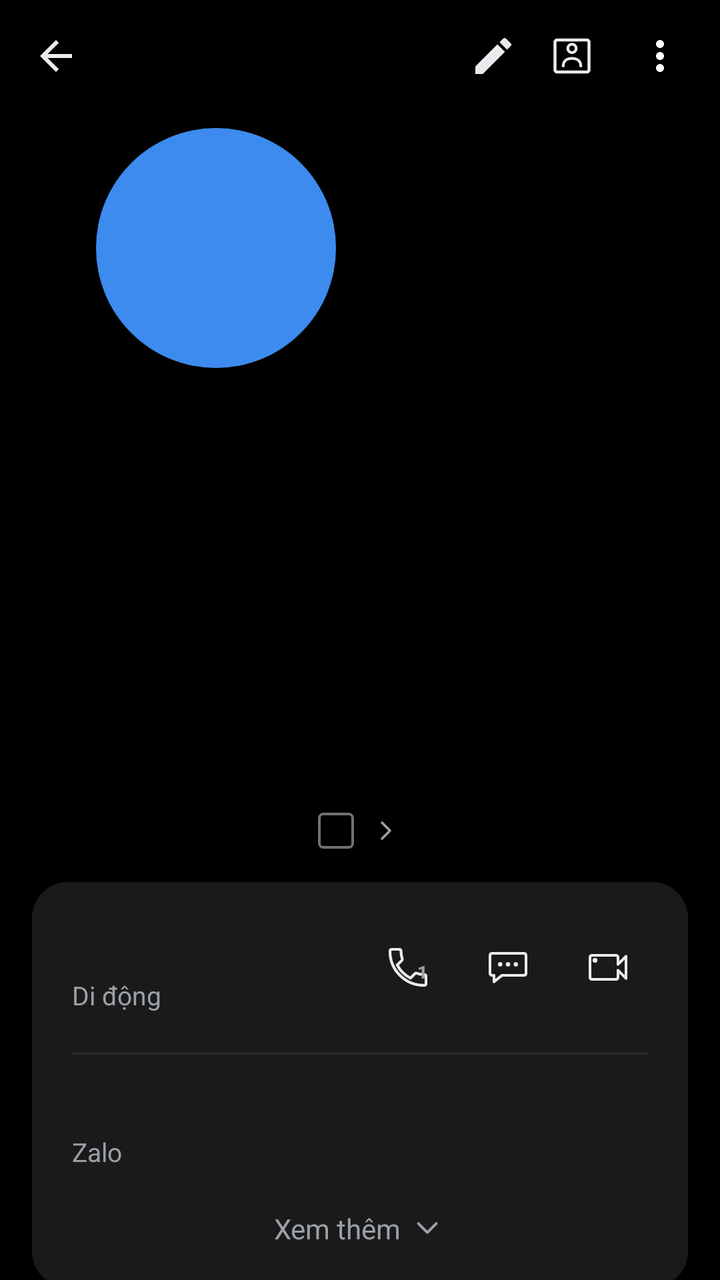
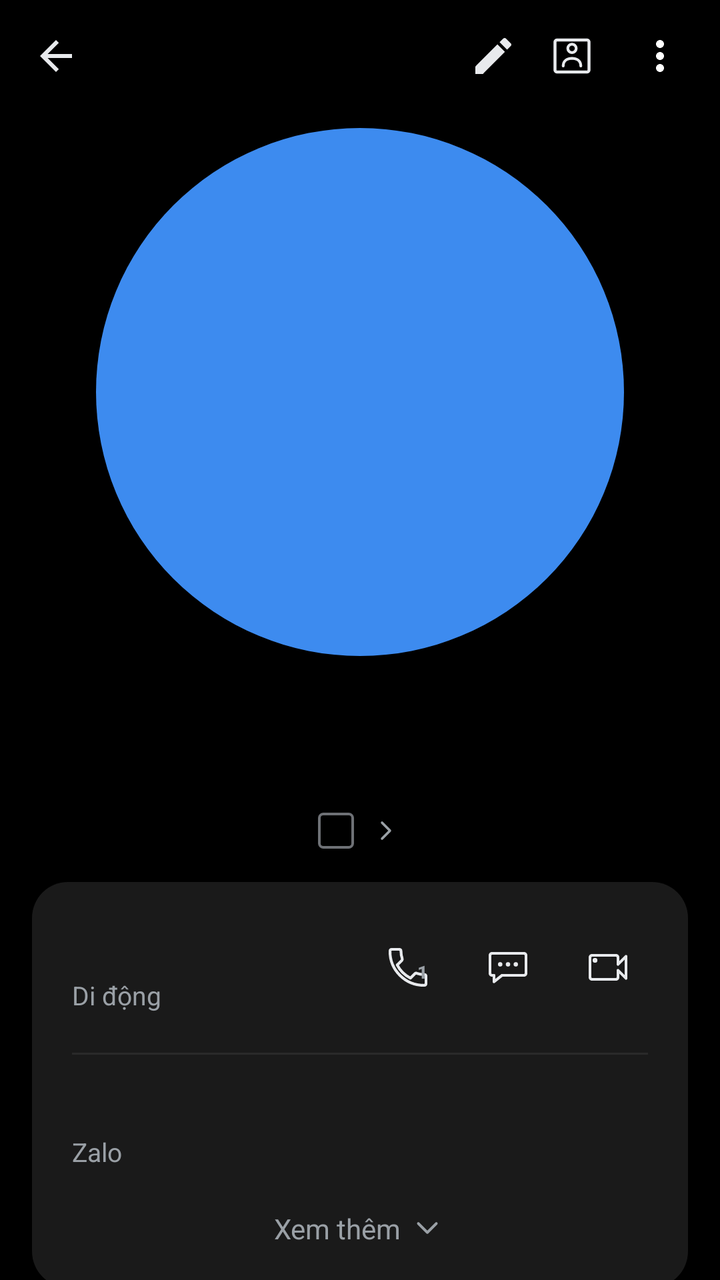

An Android layout rendered at two revisions. The XML below is the earlier revision; the diff shows what the commit changed to produce the second picture.
<!-- AndroidManifest.xml: application theme Theme.SimpleCall -->
<!-- res/layout/fragment_call_history.xml -->
<?xml version="1.0" encoding="utf-8"?>
<LinearLayout xmlns:android="http://schemas.android.com/apk/res/android"
    xmlns:app="http://schemas.android.com/apk/res-auto"
    android:layout_width="match_parent"
    android:layout_height="match_parent"
    android:orientation="vertical"
    android:background="@color/bg">

    
    <LinearLayout
        android:layout_width="match_parent" android:layout_height="56dp"
        android:orientation="horizontal" android:gravity="center_vertical"
        android:paddingStart="4dp" android:paddingEnd="8dp">

        <ImageButton android:id="@+id/btnBack"
            android:layout_width="48dp" android:layout_height="48dp"
            android:background="@android:color/transparent"
            android:src="@drawable/ic_arrow_back"
            android:contentDescription="Quay lại" />

        <Space android:layout_width="0dp" android:layout_height="1dp" android:layout_weight="1" />

        <ImageButton android:id="@+id/btnEdit"
            android:layout_width="35dp" android:layout_height="35dp"
            android:background="@android:color/transparent"
            android:src="@drawable/ic_edit"
            android:contentDescription="Sửa" />

        <ImageButton android:id="@+id/btnContactCard"
            android:layout_width="44dp" android:layout_height="44dp"
            android:background="@android:color/transparent"
            android:src="@drawable/ic_contact_card"
            android:contentDescription="Thẻ liên hệ" />

        <ImageButton android:id="@+id/btnMore"
            android:layout_width="44dp" android:layout_height="44dp"
            android:background="@android:color/transparent"
            android:src="@drawable/ic_more_vert"
            android:contentDescription="Thêm" />
    </LinearLayout>

    <ScrollView
        android:layout_width="match_parent" android:layout_height="0dp"
        android:layout_weight="1"
        android:clipToPadding="false"
        android:paddingBottom="24dp">

        <LinearLayout
            android:layout_width="match_parent" android:layout_height="wrap_content"
            android:orientation="vertical">

            
            <FrameLayout
                android:layout_width="264dp" android:layout_height="264dp"
                android:layout_gravity="center_horizontal"
                android:layout_marginTop="8dp">

                <TextView android:id="@+id/tvAvatar"
                    android:layout_width="120dp" android:layout_height="120dp"
                    android:background="@drawable/bg_avatar_circle"
                    android:gravity="center"
                    android:textSize="48sp" android:textColor="@color/white"
                    android:fontFamily="sans-serif-medium" />

                <ImageView android:id="@+id/ivDefaultAvatar"
                    android:layout_width="120dp" android:layout_height="120dp"
                    android:background="@drawable/bg_avatar_default"
                    android:src="@drawable/ic_person"
                    android:scaleType="center"
                    android:padding="30dp"
                    app:tint="@color/white"
                    android:visibility="gone"
                    android:contentDescription="@string/contact_photo" />
            </FrameLayout>

            
            <TextView android:id="@+id/tvTitle"
                android:layout_width="wrap_content" android:layout_height="wrap_content"
                android:layout_gravity="center_horizontal"
                android:layout_marginTop="16dp"
                android:layout_marginStart="32dp" android:layout_marginEnd="32dp"
                android:gravity="center"
                android:textSize="39sp" android:textStyle="bold"
                android:textColor="@color/text_primary"
                android:fontFamily="sans-serif-medium" />

            
            <LinearLayout android:id="@+id/rowSimDefault"
                android:layout_width="wrap_content" android:layout_height="wrap_content"
                android:layout_gravity="center_horizontal"
                android:layout_marginTop="10dp"
                android:orientation="horizontal" android:gravity="center_vertical"
                android:clickable="true" android:focusable="true">

                <TextView android:id="@+id/tvSimBadge"
                    android:layout_width="18dp" android:layout_height="18dp"
                    android:background="@drawable/bg_sim_badge"
                    android:gravity="center"
                    android:textSize="11sp" android:textColor="@color/text_secondary" />

                <TextView android:id="@+id/tvSubtitle"
                    android:layout_width="wrap_content" android:layout_height="wrap_content"
                    android:layout_marginStart="6dp"
                    android:textSize="14sp" android:textColor="@color/text_secondary" />

                <ImageView
                    android:layout_width="16dp" android:layout_height="16dp"
                    android:layout_marginStart="2dp"
                    android:src="@drawable/ic_chevron_right" />
            </LinearLayout>

            
            <LinearLayout
                android:layout_width="match_parent" android:layout_height="wrap_content"
                android:layout_margin="16dp"
                android:orientation="vertical"
                android:background="@drawable/bg_card_rounded"
                android:padding="20dp">

                <LinearLayout
                    android:layout_width="match_parent" android:layout_height="wrap_content"
                    android:orientation="horizontal" android:gravity="center_vertical">

                    <LinearLayout
                        android:layout_width="0dp" android:layout_height="wrap_content"
                        android:layout_weight="1" android:orientation="vertical">

                        <TextView android:id="@+id/tvNumber"
                            android:layout_width="wrap_content" android:layout_height="wrap_content"
                            android:textSize="19sp" android:textColor="@color/text_primary" />

                        <TextView android:id="@+id/tvNumberType"
                            android:layout_width="wrap_content" android:layout_height="wrap_content"
                            android:layout_marginTop="2dp"
                            android:text="@string/number_type_mobile"
                            android:textSize="13sp" android:textColor="@color/text_secondary" />
                    </LinearLayout>

                    
                    <FrameLayout
                        android:layout_width="40dp"
                        android:layout_height="40dp">
                        <ImageButton android:id="@+id/btnCallRow"
                            android:layout_width="match_parent"
                            android:layout_height="match_parent"
                            android:background="@android:color/transparent"
                            android:src="@drawable/ic_call_outline"
                            android:contentDescription="@string/call" />
                        
                        <TextView
                            android:id="@+id/tvCallSimNum"
                            android:layout_width="wrap_content"
                            android:layout_height="wrap_content"
                            android:layout_gravity="top|end"
                            android:layout_marginTop="16dp"
                            android:layout_marginEnd="10dp"
                            android:text="1"
                            android:textSize="9sp"
                            android:textStyle="bold"
                            android:textColor="@color/text_secondary"
                            android:fontFamily="sans-serif-medium" />
                    </FrameLayout>

                    <ImageButton android:id="@+id/btnMessageRow"
                        android:layout_width="40dp" android:layout_height="40dp"
                        android:layout_marginStart="10dp"
                        android:background="@android:color/transparent"
                        android:src="@drawable/ic_message_outline"
                        android:contentDescription="Nhắn tin" />

                    <ImageButton android:id="@+id/btnVideoRow"
                        android:layout_width="40dp" android:layout_height="40dp"
                        android:layout_marginStart="10dp"
                        android:background="@android:color/transparent"
                        android:src="@drawable/ic_video_call_outline"
                        android:contentDescription="Video call" />
                </LinearLayout>

                <View android:id="@+id/divBeforeZalo"
                    android:layout_width="match_parent" android:layout_height="1dp"
                    android:layout_marginTop="20dp" android:layout_marginBottom="16dp"
                    android:background="@color/divider" />

                <LinearLayout android:id="@+id/rowZalo"
                    android:layout_width="match_parent" android:layout_height="wrap_content"
                    android:orientation="vertical"
                    android:clickable="true" android:focusable="true">

                    <TextView android:id="@+id/tvZalo"
                        android:layout_width="wrap_content" android:layout_height="wrap_content"
                        android:textSize="16sp" android:textColor="@color/text_primary" />

                    <TextView
                        android:layout_width="wrap_content" android:layout_height="wrap_content"
                        android:layout_marginTop="2dp"
                        android:text="Zalo"
                        android:textSize="13sp" android:textColor="@color/text_secondary" />
                </LinearLayout>

                <LinearLayout android:id="@+id/rowSeeMore"
                    android:layout_width="match_parent" android:layout_height="wrap_content"
                    android:layout_marginTop="20dp"
                    android:orientation="horizontal" android:gravity="center"
                    android:clickable="true" android:focusable="true">

                    <TextView
                        android:layout_width="wrap_content" android:layout_height="wrap_content"
                        android:text="Xem thêm"
                        android:textSize="14sp" android:textColor="@color/text_secondary" />

                    <ImageView
                        android:layout_width="18dp" android:layout_height="18dp"
                        android:layout_marginStart="4dp"
                        android:src="@drawable/ic_chevron_down" />
                </LinearLayout>
            </LinearLayout>

            
            <LinearLayout android:id="@+id/rowMeet"
                android:layout_width="match_parent" android:layout_height="wrap_content"
                android:layout_marginStart="16dp" android:layout_marginEnd="16dp"
                android:orientation="horizontal" android:gravity="center_vertical"
                android:background="@drawable/bg_card_rounded"
                android:padding="20dp"
                android:clickable="true" android:focusable="true">

                <TextView
                    android:layout_width="0dp" android:layout_height="wrap_content"
                    android:layout_weight="1"
                    android:text="Meet"
                    android:textSize="16sp" android:textColor="@color/text_primary" />

                <ImageView
                    android:layout_width="20dp" android:layout_height="20dp"
                    android:src="@drawable/ic_chevron_right" />
            </LinearLayout>

            
            <LinearLayout
                android:layout_width="match_parent" android:layout_height="wrap_content"
                android:layout_margin="16dp"
                android:orientation="vertical"
                android:background="@drawable/bg_card_rounded">

                <LinearLayout android:id="@+id/rowCallSummary"
                    android:layout_width="match_parent" android:layout_height="wrap_content"
                    android:orientation="horizontal" android:gravity="center_vertical"
                    android:padding="20dp"
                    android:clickable="true" android:focusable="true">

                    <TextView
                        android:layout_width="0dp" android:layout_height="wrap_content"
                        android:layout_weight="1"
                        android:text="Tóm tắt cuộc gọi"
                        android:textSize="16sp" android:textColor="@color/text_primary" />

                    <ImageView
                        android:layout_width="20dp" android:layout_height="20dp"
                        android:src="@drawable/ic_chevron_right" />
                </LinearLayout>

                <View
                    android:layout_width="match_parent" android:layout_height="1dp"
                    android:layout_marginStart="20dp" android:layout_marginEnd="20dp"
                    android:background="@color/divider" />

                <LinearLayout android:id="@+id/rowCallRecording"
                    android:layout_width="match_parent" android:layout_height="wrap_content"
                    android:orientation="horizontal" android:gravity="center_vertical"
                    android:padding="20dp"
                    android:clickable="true" android:focusable="true">

                    <TextView
                        android:layout_width="0dp" android:layout_height="wrap_content"
                        android:layout_weight="1"
                        android:text="Bản ghi âm cuộc gọi"
                        android:textSize="16sp" android:textColor="@color/text_primary" />

                    <ImageView
                        android:layout_width="20dp" android:layout_height="20dp"
                        android:src="@drawable/ic_chevron_right" />
                </LinearLayout>
            </LinearLayout>

            
            <LinearLayout android:id="@+id/cardAddContact"
                android:layout_width="match_parent" android:layout_height="wrap_content"
                android:layout_margin="16dp"
                android:orientation="vertical"
                android:background="@drawable/bg_card_rounded"
                android:visibility="gone">

                <LinearLayout android:id="@+id/rowCreateContact"
                    android:layout_width="match_parent" android:layout_height="wrap_content"
                    android:orientation="horizontal" android:gravity="center_vertical"
                    android:padding="20dp"
                    android:clickable="true" android:focusable="true">

                    <TextView
                        android:layout_width="0dp" android:layout_height="wrap_content"
                        android:layout_weight="1"
                        android:text="Tạo liên hệ mới"
                        android:textSize="16sp" android:textColor="@color/text_primary" />

                    <ImageView
                        android:layout_width="20dp" android:layout_height="20dp"
                        android:src="@drawable/ic_chevron_right" />
                </LinearLayout>

                <View
                    android:layout_width="match_parent" android:layout_height="1dp"
                    android:layout_marginStart="20dp" android:layout_marginEnd="20dp"
                    android:background="@color/divider" />

                <LinearLayout android:id="@+id/rowAddExisting"
                    android:layout_width="match_parent" android:layout_height="wrap_content"
                    android:orientation="horizontal" android:gravity="center_vertical"
                    android:padding="20dp"
                    android:clickable="true" android:focusable="true">

                    <TextView
                        android:layout_width="0dp" android:layout_height="wrap_content"
                        android:layout_weight="1"
                        android:text="Thêm vào liên lạc hiện có"
                        android:textSize="16sp" android:textColor="@color/text_primary" />

                    <ImageView
                        android:layout_width="20dp" android:layout_height="20dp"
                        android:src="@drawable/ic_chevron_right" />
                </LinearLayout>
            </LinearLayout>

            
            <LinearLayout
                android:layout_width="match_parent" android:layout_height="wrap_content"
                android:layout_marginStart="20dp" android:layout_marginEnd="12dp"
                android:layout_marginTop="8dp"
                android:orientation="horizontal" android:gravity="center_vertical">

                <TextView
                    android:layout_width="0dp" android:layout_height="wrap_content"
                    android:layout_weight="1"
                    android:text="Nhật ký cuộc gọi"
                    android:textSize="15sp" android:textColor="@color/text_secondary" />

                <TextView android:id="@+id/btnClearLog"
                    android:layout_width="wrap_content" android:layout_height="wrap_content"
                    android:text="Xóa"
                    android:textSize="15sp" android:textColor="@color/accent_blue"
                    android:padding="8dp"
                    android:clickable="true" android:focusable="true" />
            </LinearLayout>

            
            <LinearLayout android:id="@+id/llHistoryEntries"
                android:layout_width="match_parent" android:layout_height="wrap_content"
                android:layout_margin="16dp"
                android:orientation="vertical"
                android:background="@drawable/bg_card_rounded" />

        </LinearLayout>
    </ScrollView>
</LinearLayout>
<!-- resources referenced by this layout -->
<resources>
  <color name="accent_blue">#1A73E8</color>
  <color name="bg">#000000</color>
  <color name="divider">#2A2A2A</color>
  <color name="text_primary">#E8EAED</color>
  <color name="text_secondary">#9AA0A6</color>
  <color name="white">#FFFFFF</color>
  <!-- drawable bg_avatar_circle (drawable) -->
  <?xml version="1.0" encoding="utf-8"?>
  <shape xmlns:android="http://schemas.android.com/apk/res/android"
      android:shape="oval">
      <solid android:color="@color/avatar_purple" />
  </shape>
  <!-- drawable bg_avatar_default (drawable) -->
  <?xml version="1.0" encoding="utf-8"?>
  <shape xmlns:android="http://schemas.android.com/apk/res/android"
      android:shape="oval">
      <solid android:color="@color/accent_blue" />
  </shape>
  <!-- drawable bg_card_rounded (drawable) -->
  <?xml version="1.0" encoding="utf-8"?>
  <shape xmlns:android="http://schemas.android.com/apk/res/android"
      android:shape="rectangle">
      <solid android:color="@color/detail_card_bg" />
      <corners android:radius="18dp" />
  </shape>
  <!-- drawable bg_sim_badge (drawable) -->
  <?xml version="1.0" encoding="utf-8"?>
  <shape xmlns:android="http://schemas.android.com/apk/res/android"
      android:shape="rectangle">
      <stroke android:width="1.2dp" android:color="@color/call_log_muted" />
      <corners android:radius="2dp" />
      <solid android:color="@android:color/transparent" />
  </shape>
  <!-- drawable ic_arrow_back (drawable) -->
  <?xml version="1.0" encoding="utf-8"?>
  <vector xmlns:android="http://schemas.android.com/apk/res/android"
      android:width="24dp" android:height="24dp"
      android:viewportWidth="24" android:viewportHeight="24">
      
      <path android:fillColor="@color/text_primary"
          android:pathData="M20,11H7.83l5.59-5.59L12,4l-8,8 8,8 1.41-1.41L7.83,13H20v-2z"/>
  </vector>
  <!-- drawable ic_edit (drawable) -->
  <?xml version="1.0" encoding="utf-8"?>
  <vector xmlns:android="http://schemas.android.com/apk/res/android"
      android:width="24dp" android:height="24dp"
      android:viewportWidth="24" android:viewportHeight="24">
      <path android:fillColor="@color/text_primary"
          android:pathData="M3,17.25V21h3.75L17.81,9.94l-3.75,-3.75L3,17.25zM20.71,7.04c0.39,-0.39 0.39,-1.02 0,-1.41l-2.34,-2.34c-0.39,-0.39 -1.02,-0.39 -1.41,0l-1.83,1.83 3.75,3.75 1.83,-1.83z"/>
  </vector>
  <!-- drawable ic_more_vert (drawable) -->
  <?xml version="1.0" encoding="utf-8"?>
  <vector xmlns:android="http://schemas.android.com/apk/res/android"
      android:width="24dp" android:height="24dp"
      android:viewportWidth="24" android:viewportHeight="24">
      <path android:fillColor="#FFFFFF"
          android:pathData="M12,8c1.1,0 2,-0.9 2,-2s-0.9,-2 -2,-2 -2,0.9 -2,2 0.9,2 2,2zM12,10c-1.1,0 -2,0.9 -2,2s0.9,2 2,2 2,-0.9 2,-2 -0.9,-2 -2,-2zM12,16c-1.1,0 -2,0.9 -2,2s0.9,2 2,2 2,-0.9 2,-2 -0.9,-2 -2,-2z"/>
  </vector>
  <!-- drawable ic_person (drawable) -->
  <?xml version="1.0" encoding="utf-8"?>
  <vector xmlns:android="http://schemas.android.com/apk/res/android"
      android:width="24dp" android:height="24dp"
      android:viewportWidth="24" android:viewportHeight="24">
      <path android:fillColor="#FFFFFFFF"
          android:pathData="M12,12c2.21,0 4,-1.79 4,-4s-1.79,-4 -4,-4 -4,1.79 -4,4 1.79,4 4,4zM12,14c-2.67,0 -8,1.34 -8,4v2h16v-2c0,-2.66 -5.33,-4 -8,-4z"/>
  </vector>
  <string name="call">Gọi</string>
  <string name="contact_photo">Ảnh liên hệ</string>
  <string name="number_type_mobile">Di động</string>
  <color name="avatar_purple">#3D8BEF</color>
  <color name="detail_card_bg">#1A1A1A</color>
  <color name="call_log_muted">#6E7176</color>
  <color name="primary">#1E8E3E</color>
  <color name="primary_dark">#137333</color>
  <!-- unchanged entries left out for length: 7 -->
</resources>

<!-- the commit's change to res/layout/fragment_call_history.xml (unified diff, before → after) -->
@@ -56,18 +56,20 @@
                 android:layout_marginTop="8dp">
 
                 <TextView android:id="@+id/tvAvatar"
-                    android:layout_width="120dp" android:layout_height="120dp"
+                    android:layout_width="264dp" android:layout_height="264dp"
+                    android:layout_gravity="center"
                     android:background="@drawable/bg_avatar_circle"
                     android:gravity="center"
-                    android:textSize="48sp" android:textColor="@color/white"
+                    android:textSize="96sp" android:textColor="@color/white"
                     android:fontFamily="sans-serif-medium" />
 
                 <ImageView android:id="@+id/ivDefaultAvatar"
-                    android:layout_width="120dp" android:layout_height="120dp"
+                    android:layout_width="264dp" android:layout_height="264dp"
+                    android:layout_gravity="center"
                     android:background="@drawable/bg_avatar_default"
                     android:src="@drawable/ic_person"
                     android:scaleType="center"
-                    android:padding="30dp"
+                    android:padding="66dp"
                     app:tint="@color/white"
                     android:visibility="gone"
                     android:contentDescription="@string/contact_photo" />
